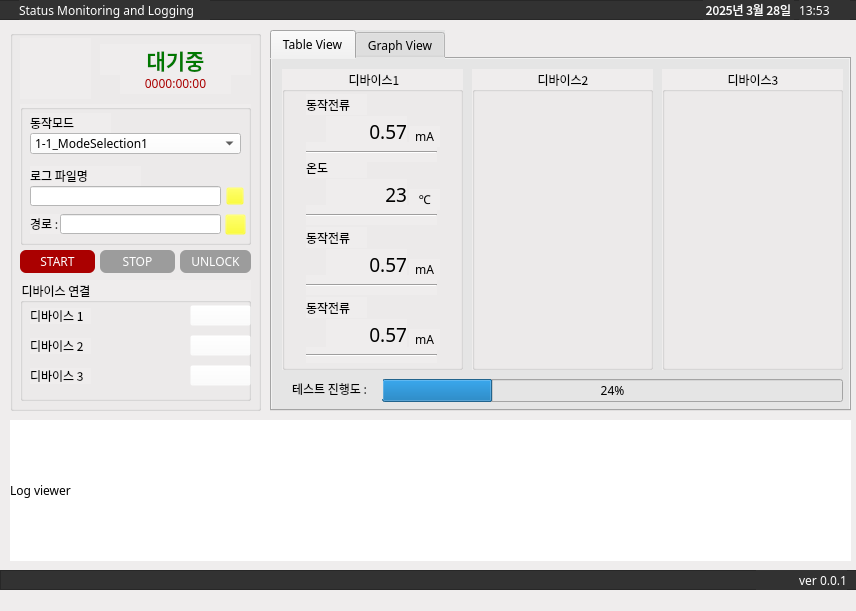
This is Status_Logging_GUI.ui in Hyosung9260/StatusLoggingGUI as Qt 5 draws it before an edit. The edited form follows.
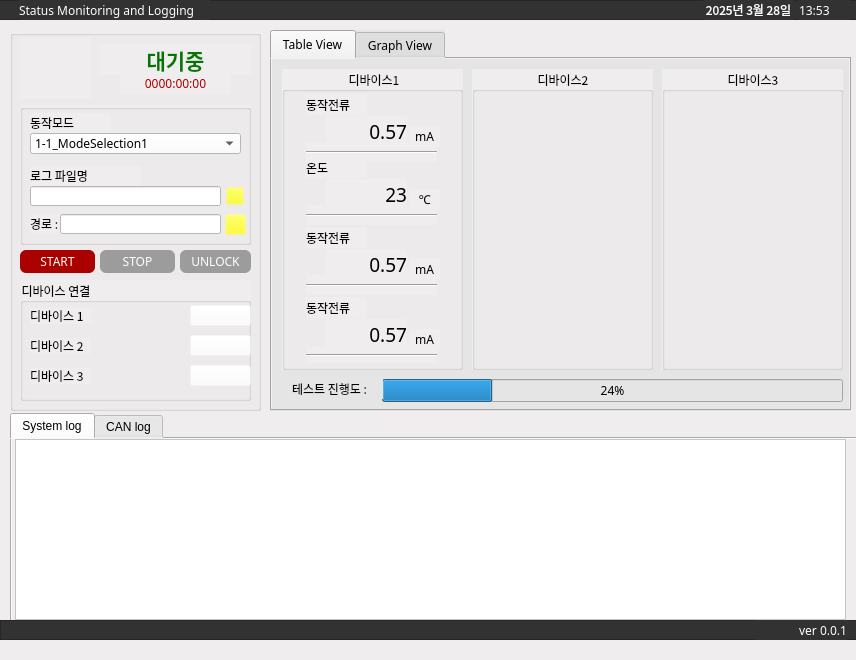
This is the edited form. Icons and pictures are not drawn.

```diff
--- a/Status_Logging_GUI.ui
+++ b/Status_Logging_GUI.ui
@@ -10,7 +10,7 @@
     <x>0</x>
     <y>0</y>
     <width>856</width>
-    <height>611</height>
+    <height>660</height>
    </rect>
   </property>
   <property name="windowTitle">
@@ -23,27 +23,6 @@
    <enum>QTabWidget::Rounded</enum>
   </property>
   <widget class="QWidget" name="centralwidget">
-   <widget class="QLabel" name="label_7">
-    <property name="geometry">
-     <rect>
-      <x>10</x>
-      <y>420</y>
-      <width>841</width>
-      <height>141</height>
-     </rect>
-    </property>
-    <property name="font">
-     <font>
-      <family>한컴 고딕</family>
-     </font>
-    </property>
-    <property name="styleSheet">
-     <string notr="true">background-color: rgb(255, 255, 255);</string>
-    </property>
-    <property name="text">
-     <string>Log viewer</string>
-    </property>
-   </widget>
    <widget class="QTabWidget" name="tabWidget">
     <property name="geometry">
      <rect>
@@ -591,7 +570,7 @@
     <property name="geometry">
      <rect>
       <x>0</x>
-      <y>570</y>
+      <y>620</y>
       <width>871</width>
       <height>20</height>
      </rect>
@@ -1230,6 +1209,60 @@
      </property>
     </widget>
    </widget>
+   <widget class="QTabWidget" name="tabWidget_2">
+    <property name="geometry">
+     <rect>
+      <x>10</x>
+      <y>413</y>
+      <width>851</width>
+      <height>211</height>
+     </rect>
+    </property>
+    <property name="currentIndex">
+     <number>0</number>
+    </property>
+    <widget class="QWidget" name="tab_2">
+     <attribute name="title">
+      <string>System log</string>
+     </attribute>
+     <widget class="QTextEdit" name="txtEdit_sysLog">
+      <property name="geometry">
+       <rect>
+        <x>3</x>
+        <y>0</y>
+        <width>831</width>
+        <height>181</height>
+       </rect>
+      </property>
+      <property name="styleSheet">
+       <string notr="true">background-color: rgb(255, 255, 255);</string>
+      </property>
+     </widget>
+    </widget>
+    <widget class="QWidget" name="tab_3">
+     <attribute name="title">
+      <string>CAN log</string>
+     </attribute>
+     <widget class="QTextEdit" name="txtEdit_canLog">
+      <property name="geometry">
+       <rect>
+        <x>3</x>
+        <y>0</y>
+        <width>831</width>
+        <height>181</height>
+       </rect>
+      </property>
+      <property name="styleSheet">
+       <string notr="true">background-color: rgb(255, 255, 255);</string>
+      </property>
+     </widget>
+    </widget>
+   </widget>
+   <zorder>tabWidget</zorder>
+   <zorder>frame_top</zorder>
+   <zorder>groupBox_2</zorder>
+   <zorder>tabWidget_2</zorder>
+   <zorder>frame_top_2</zorder>
   </widget>
   <widget class="QMenuBar" name="menubar">
    <property name="geometry">
```
